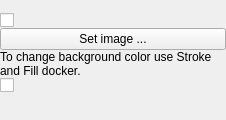
Above: libs/kopageapp/tools/backgroundTool/BackgroundToolWidget.ui from KDE/calligra before the change. Below: the same form after it.
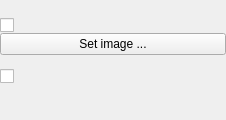
That is the form after the change.

Commit message: Removing useless label on the background tools.

What changed in the file:
```diff
--- a/libs/kopageapp/tools/backgroundTool/BackgroundToolWidget.ui
+++ b/libs/kopageapp/tools/backgroundTool/BackgroundToolWidget.ui
@@ -49,9 +49,6 @@
          <verstretch>0</verstretch>
         </sizepolicy>
        </property>
-       <property name="text">
-        <string>To change background color use Stroke and Fill docker.</string>
-       </property>
        <property name="wordWrap">
         <bool>true</bool>
        </property>
```
